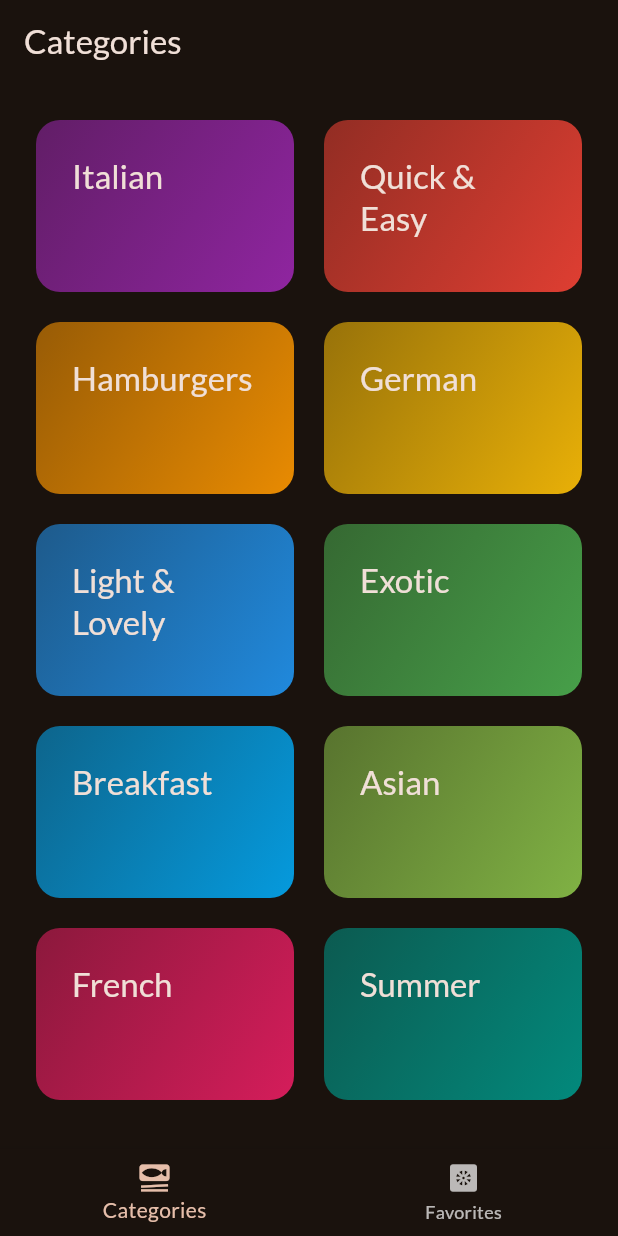
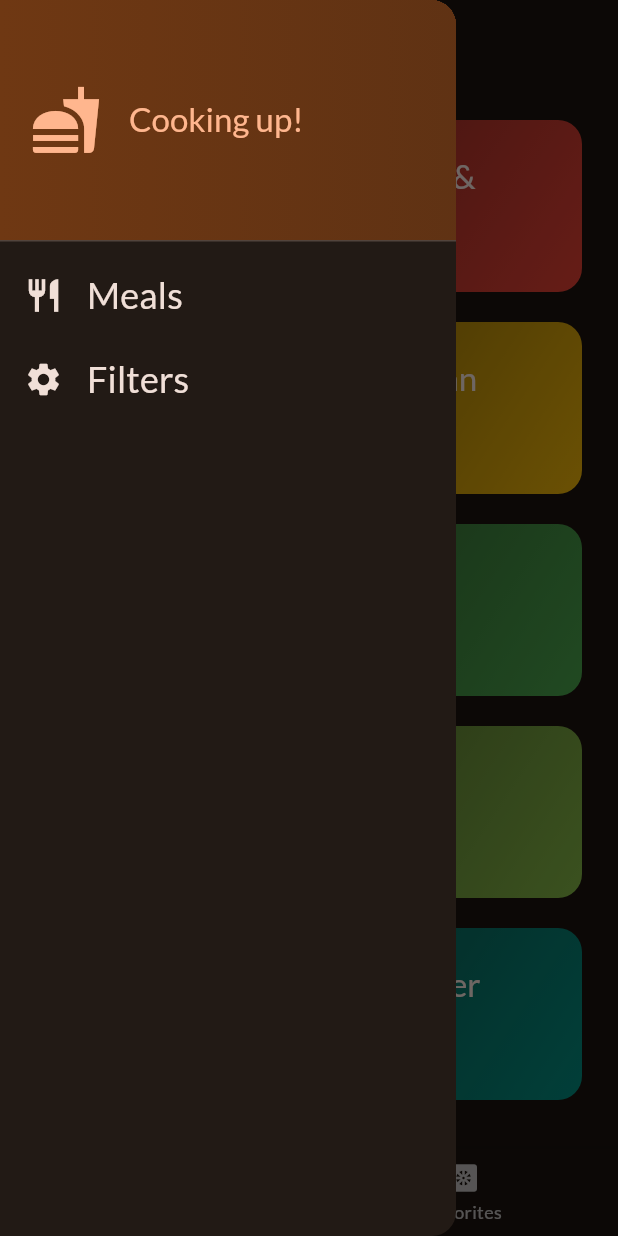
Before and after one commit to haido86/flutter-meals-app, a Flutter app: the screen it shows after launch, with the side drawer open (before the commit the screen has no drawer), on a phone screen of 412 x 824 dp. Run offline on Flutter 3.47's test engine with Material 2 defaults, Android fonts, the phone set to English and light mode, and no system bars; our stand-ins replace flutter_riverpod, google_fonts, transparent_image.

Commit message:
Create side bar

```diff
--- a/lib/screens/tabs.dart
+++ b/lib/screens/tabs.dart
@@ -4,6 +4,7 @@ import 'package:flutter_riverpod/flutter_riverpod.dart';
 import 'package:meals_app/providers/favorites_provider.dart';
 import 'package:meals_app/screens/categories.dart';
 import 'package:meals_app/screens/meals.dart';
+import 'package:meals_app/widgets/main_drawer.dart';
 
 class TabsScreen extends ConsumerStatefulWidget {
   const TabsScreen({super.key});
@@ -21,6 +22,13 @@ class _TabsScreen extends ConsumerState<TabsScreen> {
     setState(() {
       _selectedPageIndex = index;
     });
+  }
+
+  void _setScreen(String identifier) {
+    if (identifier == 'filters') {
+    } else {
+      Navigator.of(context).pop(); //close the menu
+    }
   }
 
   @override
@@ -42,6 +50,9 @@ class _TabsScreen extends ConsumerState<TabsScreen> {
     return Scaffold(
       appBar: AppBar(
         title: Text(activeScreenTitle),
+      ),
+      drawer: MainDrawer(
+        onSelectScreen: _setScreen,
       ),
       body: activeScreen,
       bottomNavigationBar: BottomNavigationBar(
--- /dev/null
+++ b/lib/widgets/main_drawer.dart
@@ -0,0 +1,81 @@
+import 'package:flutter/material.dart';
+
+class MainDrawer extends StatelessWidget {
+  final void Function(String identifier) onSelectScreen;
+
+  const MainDrawer({
+    super.key,
+    required this.onSelectScreen,
+  });
+
+  @override
+  Widget build(BuildContext context) {
+    return Drawer(
+      child: Column(
+        children: [
+          DrawerHeader(
+            padding: const EdgeInsets.all(20),
+            decoration: BoxDecoration(
+              gradient: LinearGradient(colors: [
+                Theme.of(context).colorScheme.primaryContainer,
+                Theme.of(context).colorScheme.primaryContainer.withOpacity(0.8),
+              ]),
+            ),
+            child: Row(
+              children: [
+                Icon(
+                  Icons.fastfood,
+                  size: 48,
+                  color: Theme.of(context).colorScheme.primary,
+                ),
+                const SizedBox(
+                  width: 18,
+                ),
+                Text(
+                  'Cooking up!',
+                  style: Theme.of(context).textTheme.titleLarge!.copyWith(
+                        color: Theme.of(context).colorScheme.primary,
+                      ),
+                ),
+              ],
+            ),
+          ),
+          ListTile(
+            onTap: () {
+              onSelectScreen('meals');
+            },
+            leading: Icon(
+              Icons.restaurant,
+              size: 26,
+              color: Theme.of(context).colorScheme.onBackground,
+            ),
+            title: Text(
+              'Meals',
+              style: Theme.of(context).textTheme.titleSmall!.copyWith(
+                    color: Theme.of(context).colorScheme.onBackground,
+                    fontSize: 24,
+                  ),
+            ),
+          ),
+          ListTile(
+            onTap: () {
+              onSelectScreen('filters');
+            },
+            leading: Icon(
+              Icons.settings,
+              size: 26,
+              color: Theme.of(context).colorScheme.onBackground,
+            ),
+            title: Text(
+              'Filters',
+              style: Theme.of(context).textTheme.titleSmall!.copyWith(
+                    color: Theme.of(context).colorScheme.onBackground,
+                    fontSize: 24,
+                  ),
+            ),
+          ),
+        ],
+      ),
+    );
+  }
+}
```
